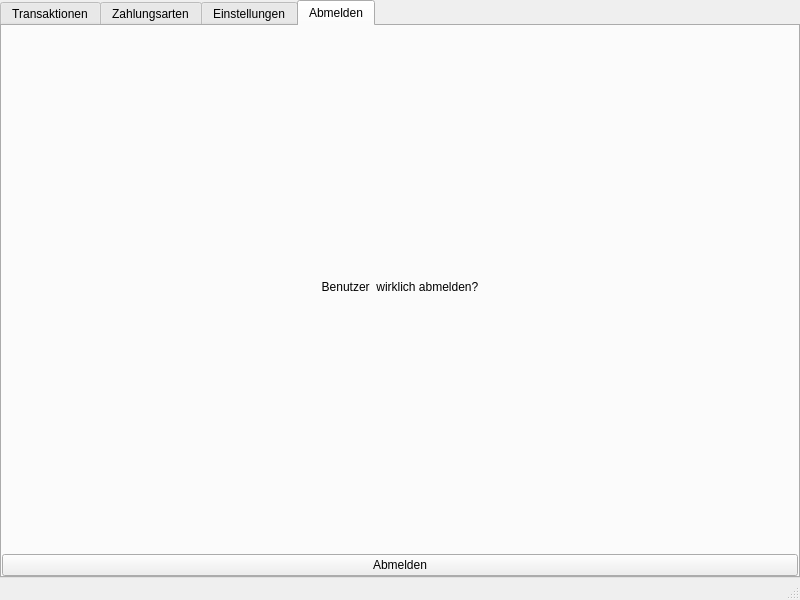
Old version of the form benutzerwindow.ui in the repository Tandaradei/haushalt.
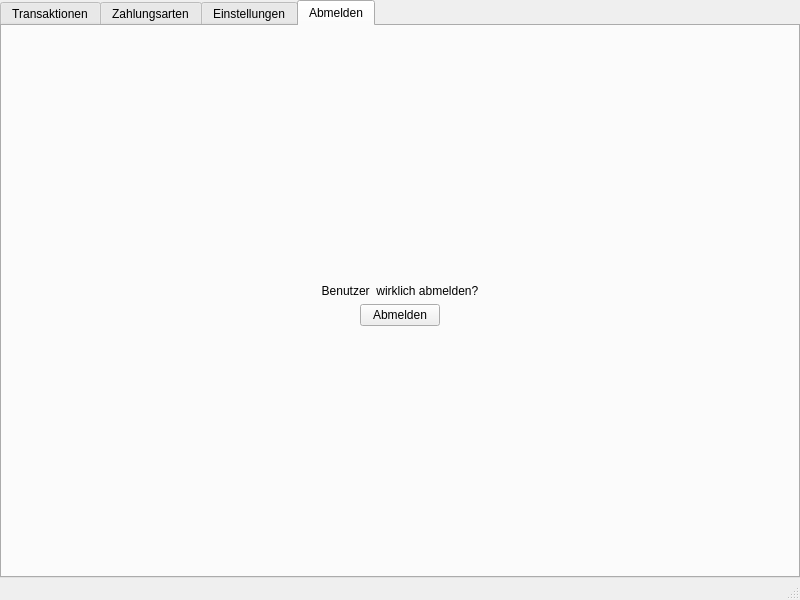
New version of the form. The open tabs and pages were chosen to show the change. Icons and pictures are not drawn.

Commit message: Fixed Abmelden label and button to be centered

The edit to the form file:
```diff
--- a/benutzerwindow.ui
+++ b/benutzerwindow.ui
@@ -518,19 +518,37 @@
            <number>0</number>
           </property>
           <item>
-           <layout class="QVBoxLayout" name="verticalLayout_2">
-            <item>
+           <layout class="QVBoxLayout" name="abmeldenTabLayout">
+            <item alignment="Qt::AlignBottom">
              <widget class="QLabel" name="abmeldenLabel">
+              <property name="maximumSize">
+               <size>
+                <width>16777215</width>
+                <height>50</height>
+               </size>
+              </property>
               <property name="text">
                <string>Benutzer &lt;Benutzer&gt; wirklich abmelden?</string>
               </property>
               <property name="alignment">
-               <set>Qt::AlignCenter</set>
+               <set>Qt::AlignBottom|Qt::AlignHCenter</set>
               </property>
              </widget>
             </item>
-            <item>
+            <item alignment="Qt::AlignHCenter|Qt::AlignTop">
              <widget class="QPushButton" name="abmeldenButton">
+              <property name="sizePolicy">
+               <sizepolicy hsizetype="Minimum" vsizetype="Fixed">
+                <horstretch>0</horstretch>
+                <verstretch>0</verstretch>
+               </sizepolicy>
+              </property>
+              <property name="maximumSize">
+               <size>
+                <width>100</width>
+                <height>50</height>
+               </size>
+              </property>
               <property name="text">
                <string>Abmelden</string>
               </property>
@@ -538,6 +556,9 @@
                <iconset>
                 <normaloff>resources/exit.png</normaloff>resources/exit.png</iconset>
               </property>
+              <property name="flat">
+               <bool>false</bool>
+              </property>
              </widget>
             </item>
            </layout>
```
Left out of the diff: 5 changed lines with no effect on the pictures.
